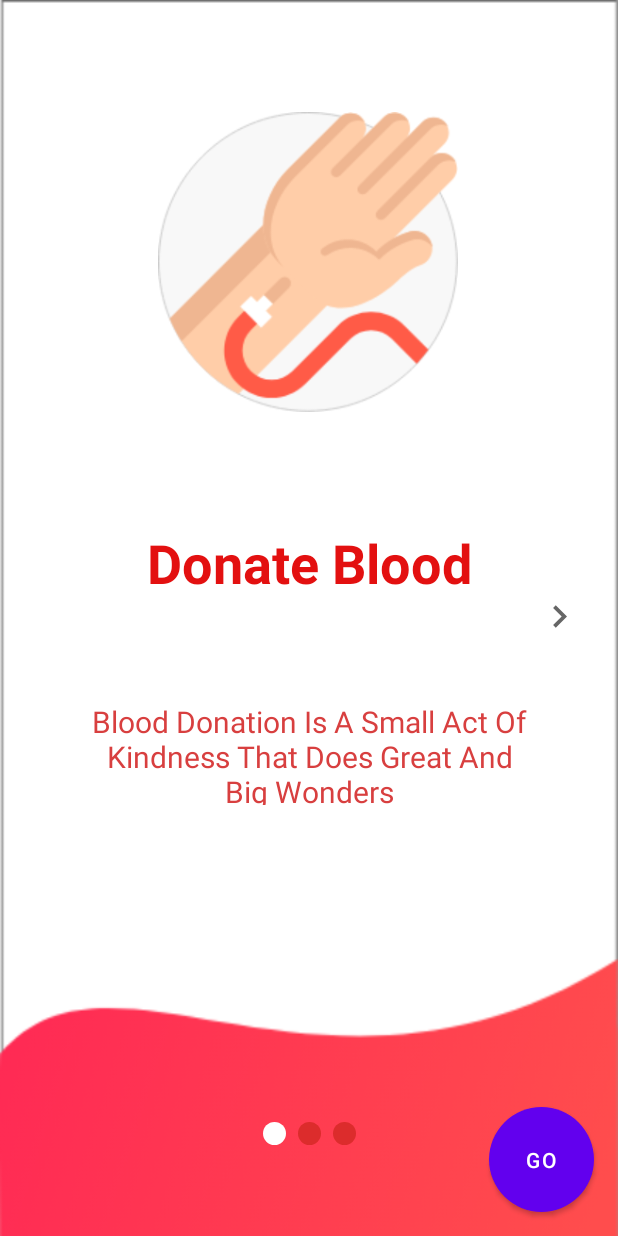
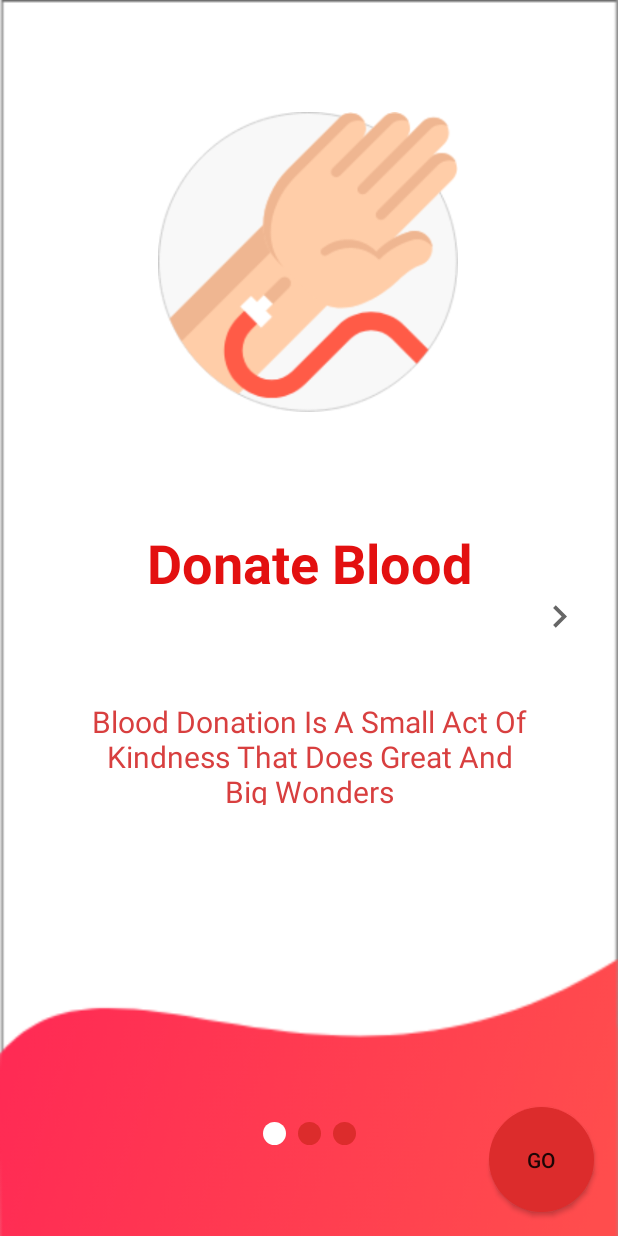
Before and after one commit to aakarshak9/Blood_Donation_Application, an Android app: the screen it shows after launch (OnBoardingScreen), on a phone screen of 412 x 824 dp. Run offline under Robolectric (Android 15) with nearby library versions, the phone set to English and light mode, and no system bars.

Commit message:
Registeration Activity

```diff
--- a/app/src/main/res/drawable/btn_bg.xml
+++ b/app/src/main/res/drawable/btn_bg.xml
@@ -1,5 +1,5 @@
 <?xml version="1.0" encoding="utf-8"?>
 <shape xmlns:android="http://schemas.android.com/apk/res/android" android:shape="rectangle">
-    <solid android:color="#FFFFFF"/>
+    <solid android:color="@color/magenta"/>
     <corners android:radius="999dp"/>
 </shape>
--- a/app/src/main/res/layout/activity_main.xml
+++ b/app/src/main/res/layout/activity_main.xml
@@ -11,9 +11,10 @@
         android:id="@+id/textView"
         android:layout_width="wrap_content"
         android:layout_height="wrap_content"
-        android:text="hello world"
+        android:text="Hello World"
         app:layout_constraintBottom_toBottomOf="parent"
         app:layout_constraintEnd_toEndOf="parent"
         app:layout_constraintStart_toStartOf="parent"
         app:layout_constraintTop_toTopOf="parent" />
+
 </androidx.constraintlayout.widget.ConstraintLayout>
--- a/app/src/main/res/layout/slide_screen.xml
+++ b/app/src/main/res/layout/slide_screen.xml
@@ -122,8 +122,8 @@
         app:layout_constraintBottom_toBottomOf="parent"
         app:layout_constraintStart_toStartOf="parent"
         app:layout_constraintTop_toTopOf="parent"
-        app:layout_constraintVertical_bias="0.496"
-        tools:srcCompat="@drawable/ic_back" />
+        app:layout_constraintVertical_bias="0.498"
+        tools:src="@drawable/ic_back" />
 
     <ImageView
         android:id="@+id/onboard_next"
--- a/app/src/main/res/values/themes.xml
+++ b/app/src/main/res/values/themes.xml
@@ -1,10 +1,11 @@
 <resources xmlns:tools="http://schemas.android.com/tools">
     <!-- Base application theme. -->
-    <style name="Theme.BloodDonorApplication" parent="Theme.MaterialComponents.DayNight.NoActionBar">
+    <style name="Theme.BloodDonorApplication" parent="Theme.AppCompat.Light.NoActionBar">
         <!-- Primary brand color. -->
         <item name="colorPrimary">@color/purple_500</item>
         <item name="colorPrimaryVariant">@color/purple_700</item>
         <item name="colorOnPrimary">@color/white</item>
+        <item name="goIcon">@color/magenta</item>
         <!-- Secondary brand color. -->
         <item name="colorSecondary">@color/teal_200</item>
         <item name="colorSecondaryVariant">@color/teal_700</item>
```
Also changed, not shown: app/src/main/AndroidManifest.xml (+3 -5 lines), app/src/main/java/com/example/blooddonorapplication/Activities/RegisterActivity.java (added, +16 -0 lines), app/src/main/java/com/example/blooddonorapplication/Activities/onBoardScreen/SlideViewPagerAdapter.java (+8 -8 lines), app/src/main/res/layout/activity_register.xml (added, +9 -0 lines).
